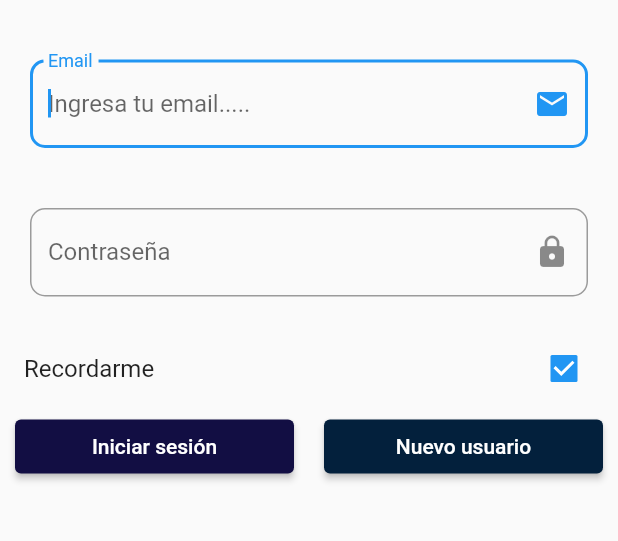
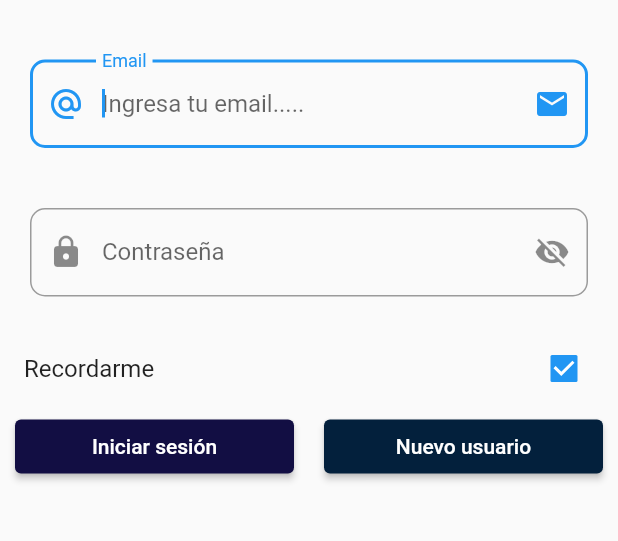
Before and after one commit to Luisa0218/VehiclesApp, a Flutter app: the screen it shows after launch, on a phone screen of 412 x 824 dp, the part 602-1143 px from its top. Run offline on Flutter 3.47's test engine with Material 2 defaults, Android fonts, the phone set to English and light mode, and no system bars; our stand-ins replace email_validator.

Commit message:
Ocult Password

```diff
--- a/lib/screens/login_screen.dart
+++ b/lib/screens/login_screen.dart
@@ -26,6 +26,8 @@ class _LoginScreenState extends State<LoginScreen> {
   bool _passwordShowError = false;
   // ignore: prefer_final_fields
   bool _rememberme = true;
+  // ignore: prefer_final_fields
+  bool _passwordShow = false;
 
   @override
   Widget build(BuildContext context) {
@@ -65,6 +67,7 @@ class _LoginScreenState extends State<LoginScreen> {
           hintText: 'Ingresa tu email.....',
           labelText: 'Email',
           errorText: _emailShowError ? _emailError : null,
+          prefixIcon: const Icon(Icons.alternate_email),
           suffixIcon: const Icon(Icons.email),
           border: OutlineInputBorder(borderRadius: BorderRadius.circular(10)),
         ),
@@ -81,12 +84,22 @@ class _LoginScreenState extends State<LoginScreen> {
     return Container(
       padding: const EdgeInsets.all(20),
       child: TextField(
-        obscureText: true,
+        obscureText: !_passwordShow,
         decoration: InputDecoration(
           hintText: 'Ingresa tu contraseña...',
           labelText: 'Contraseña',
           errorText: _passwordShowError ? _passwordError : null,
-          suffixIcon: const Icon(Icons.lock),
+          prefixIcon: const Icon(Icons.lock),
+          suffixIcon: IconButton(
+            icon: _passwordShow
+                ? const Icon(Icons.visibility)
+                : const Icon(Icons.visibility_off),
+            onPressed: () {
+              setState(() {
+                _passwordShow = !_passwordShow;
+              });
+            },
+          ),
           border: OutlineInputBorder(borderRadius: BorderRadius.circular(10)),
         ),
         onChanged: (value) {
```
